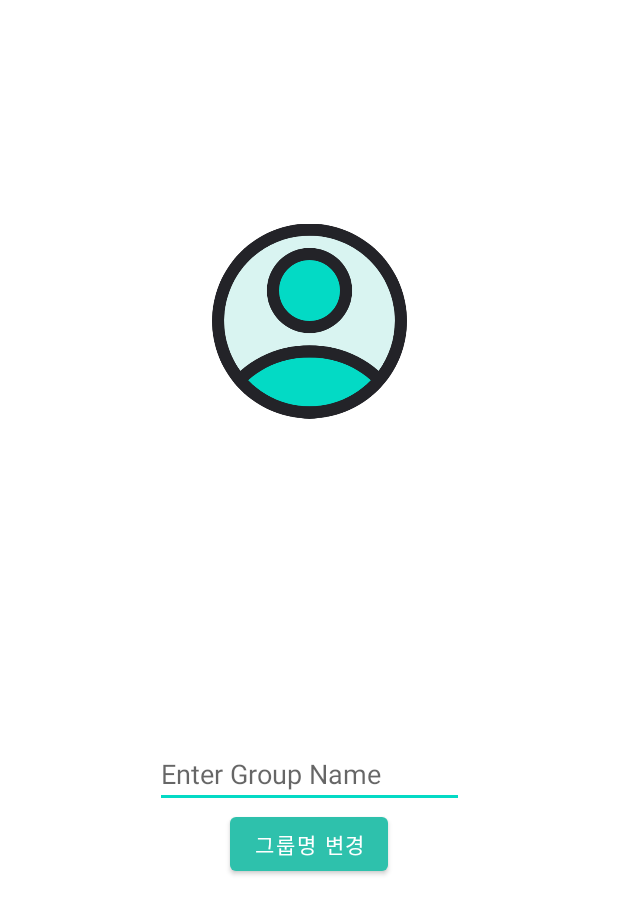
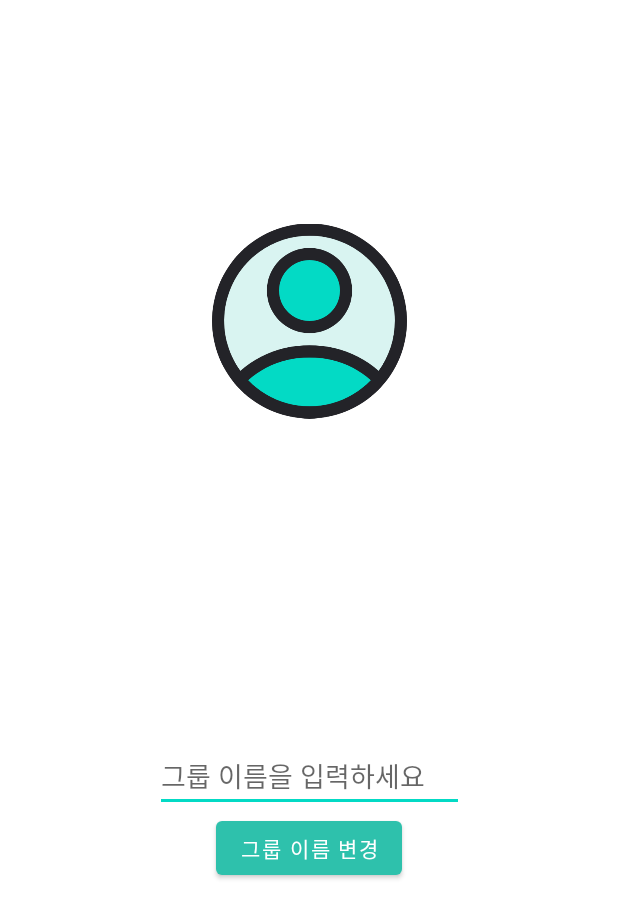
Before and after one commit to lucy1287/madcamp_task1, an Android app: the GroupChangeActivity screen opened directly, with no data from a screen before it, on a phone screen of 412 x 824 dp. Shown: the top 918 px of the screen. Run offline under Robolectric (Android 15) with nearby library versions, the phone set to English and light mode, and no system bars.

Commit message:
Tab1 Tab3 Design End

```diff
--- a/app/src/main/java/com/example/madcamp_task1/ProfileFragment.kt
+++ b/app/src/main/java/com/example/madcamp_task1/ProfileFragment.kt
@@ -107,7 +107,7 @@ class ProfileFragment : Fragment() {
             val newgroupname = data?.getStringExtra("groupName")
             if (newgroupname != null && phonenum != null) {
                 currentProfile?.let {
-                    it.groupname = if (newgroupname.isEmpty()) "None" else newgroupname
+                    it.groupname = if (newgroupname.isEmpty()) "없음" else newgroupname
                     profileViewModel.updateProfile(it)
                     Toast.makeText(requireContext(), "Insert into Database {$newgroupname}", Toast.LENGTH_SHORT).show()
                 }
@@ -133,7 +133,7 @@ class ProfileFragment : Fragment() {
                     val name = it.getString(it.getColumnIndex(ContactsContract.CommonDataKinds.Phone.DISPLAY_NAME))
                     val number = it.getString(it.getColumnIndex(ContactsContract.CommonDataKinds.Phone.NUMBER))
 
-                    val profile = Profile(name = name, phonenum = normalizePhoneNumber(number), groupname = "None")
+                    val profile = Profile(name = name, phonenum = normalizePhoneNumber(number), groupname = "없음")
                     profileViewModel.insertProfile(profile)
                     Log.d("ProfileFragment", "Inserting profile: $profile")
                 }
--- a/app/src/main/java/com/example/madcamp_task1/roomdb/Profile.kt
+++ b/app/src/main/java/com/example/madcamp_task1/roomdb/Profile.kt
@@ -7,5 +7,5 @@ import androidx.room.PrimaryKey
 data class Profile(
     @PrimaryKey val phonenum: String,
     val name: String,
-    var groupname: String = "None"
+    var groupname: String = "없음"
 )
--- a/app/src/main/res/drawable/item_background_event_participant.xml
+++ b/app/src/main/res/drawable/item_background_event_participant.xml
@@ -1,12 +1,11 @@
 <?xml version="1.0" encoding="utf-8"?>
 <shape xmlns:android="http://schemas.android.com/apk/res/android"
     android:shape="rectangle" android:padding = "10dp">
-    <solid android:color="#ffffff"></solid>
+    <solid android:color="@color/teal_200_light"></solid>
     <corners
         android:bottomLeftRadius="15dp"
         android:bottomRightRadius="15dp"
         android:topLeftRadius="15dp"
         android:topRightRadius="15dp"></corners>
-    <stroke android:width="2dp"
-        android:color="#BDBDBD"></stroke>
+
 </shape>
--- a/app/src/main/res/layout/activity_groupchange.xml
+++ b/app/src/main/res/layout/activity_groupchange.xml
@@ -64,7 +64,7 @@
         android:layout_width="0dp"
         android:layout_height="wrap_content"
         android:layout_marginTop="40dp"
-        android:hint="Enter Group Name"
+        android:hint="그룹 이름을 입력하세요"
         app:layout_constraintStart_toStartOf="@id/guideline1"
         app:layout_constraintEnd_toStartOf="@+id/guideline2"
         app:layout_constraintHorizontal_bias="1.0"
@@ -77,7 +77,7 @@
         app:layout_constraintTop_toBottomOf="@id/groupNameEditText"
         app:layout_constraintStart_toStartOf="parent"
         app:layout_constraintEnd_toEndOf="parent"
-        android:text="그룹명 변경" />
+        android:text="그룹 이름 변경" />
 
     <androidx.constraintlayout.widget.Guideline
         android:id="@+id/guideline1"
--- a/app/src/main/res/values/colors.xml
+++ b/app/src/main/res/values/colors.xml
@@ -10,6 +10,7 @@
     <color name="black">#FF000000</color>
     <color name="light_grey">#ADB5BD</color>
     <color name="dark_grey">#495057</color>
+    <color name="very_light_blue">#5E85FF</color>
     <color name="light_blue">#5E85FF</color>
     <color name="dark_blue">#2535FF</color>
 
```
Also changed, not shown: app/src/main/java/com/example/madcamp_task1/CalendarFragment.kt (+7 -2 lines), app/src/main/java/com/example/madcamp_task1/GameEventActivity.kt (+6 -3 lines).
